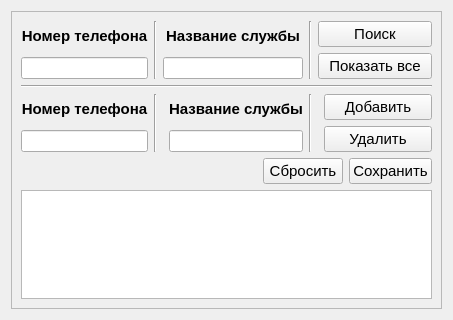
Above: officialtelephones.ui from Yavlados/VKR before the change. Below: the same form after it.
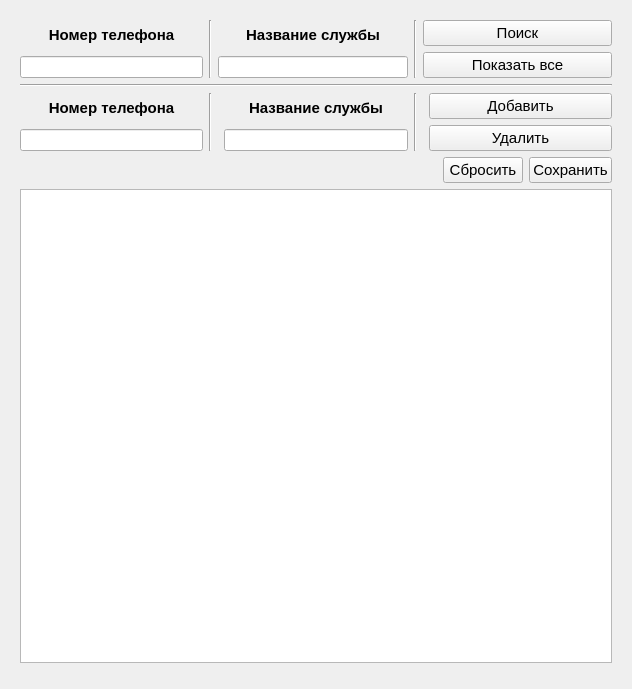
That is the form after the change. Icons and pictures are not drawn.

Commit message: color schema

What changed in the file:
```diff
--- a/officialtelephones.ui
+++ b/officialtelephones.ui
@@ -6,8 +6,8 @@
    <rect>
     <x>0</x>
     <y>0</y>
-    <width>453</width>
-    <height>320</height>
+    <width>632</width>
+    <height>689</height>
    </rect>
   </property>
   <property name="windowTitle">
@@ -16,9 +16,19 @@
   <property name="autoFillBackground">
    <bool>true</bool>
   </property>
+  <property name="styleSheet">
+   <string notr="true">QTableView::item:selected:active {
+                                 background: rgb(255, 146, 107);
+                                  border: 1px solid transparent;
+                                 selection-color:rgb(255, 255, 255);
+                                  }</string>
+  </property>
   <layout class="QGridLayout" name="gridLayout_2">
    <item row="0" column="0">
     <widget class="QScrollArea" name="scrollArea">
+     <property name="frameShape">
+      <enum>QFrame::NoFrame</enum>
+     </property>
      <property name="widgetResizable">
       <bool>true</bool>
      </property>
@@ -27,8 +37,8 @@
        <rect>
         <x>0</x>
         <y>0</y>
-        <width>433</width>
-        <height>300</height>
+        <width>614</width>
+        <height>665</height>
        </rect>
       </property>
       <layout class="QGridLayout" name="gridLayout">
@@ -300,8 +310,11 @@
              <pointsize>12</pointsize>
             </font>
            </property>
+           <property name="styleSheet">
+            <string notr="true"/>
+           </property>
            <property name="selectionBehavior">
-            <enum>QAbstractItemView::SelectRows</enum>
+            <enum>QAbstractItemView::SelectItems</enum>
            </property>
            <property name="sortingEnabled">
             <bool>true</bool>
@@ -317,6 +330,16 @@
      </widget>
     </widget>
    </item>
+   <item row="1" column="0">
+    <widget class="QLineEdit" name="hided_le">
+     <property name="sizePolicy">
+      <sizepolicy hsizetype="Ignored" vsizetype="Ignored">
+       <horstretch>0</horstretch>
+       <verstretch>0</verstretch>
+      </sizepolicy>
+     </property>
+    </widget>
+   </item>
   </layout>
  </widget>
  <resources>
```
The commit also changes 46 other files.
